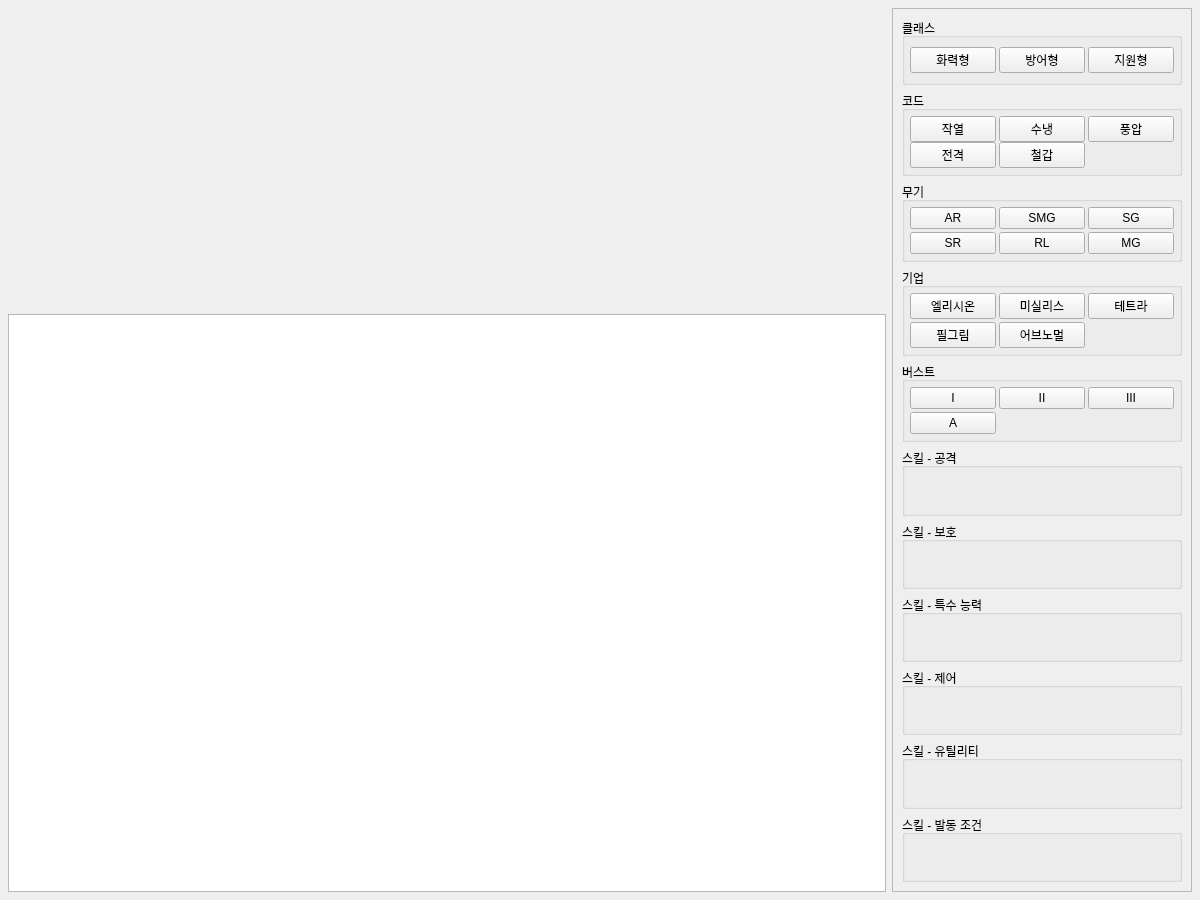
Above: mainwindow.ui from J-seunghwan/deck_builder before the change. Below: the same form after it.
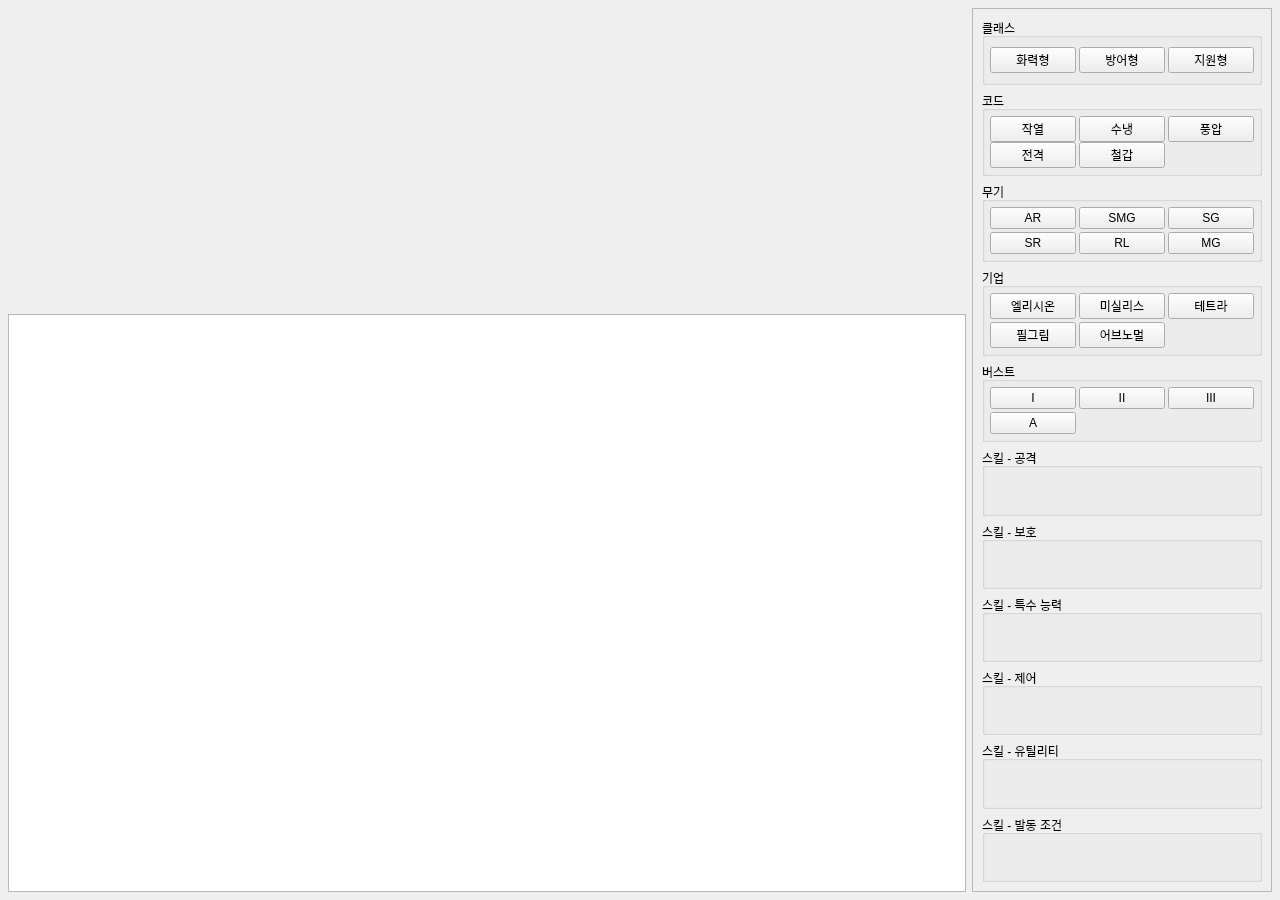
That is the form after the change. Custom widgets are drawn as their Qt base class.

Commit message: 첫 실행시 너비 조정

What changed in the file:
```diff
--- a/mainwindow.ui
+++ b/mainwindow.ui
@@ -6,7 +6,7 @@
    <rect>
     <x>0</x>
     <y>0</y>
-    <width>1200</width>
+    <width>1280</width>
     <height>900</height>
    </rect>
   </property>
```
